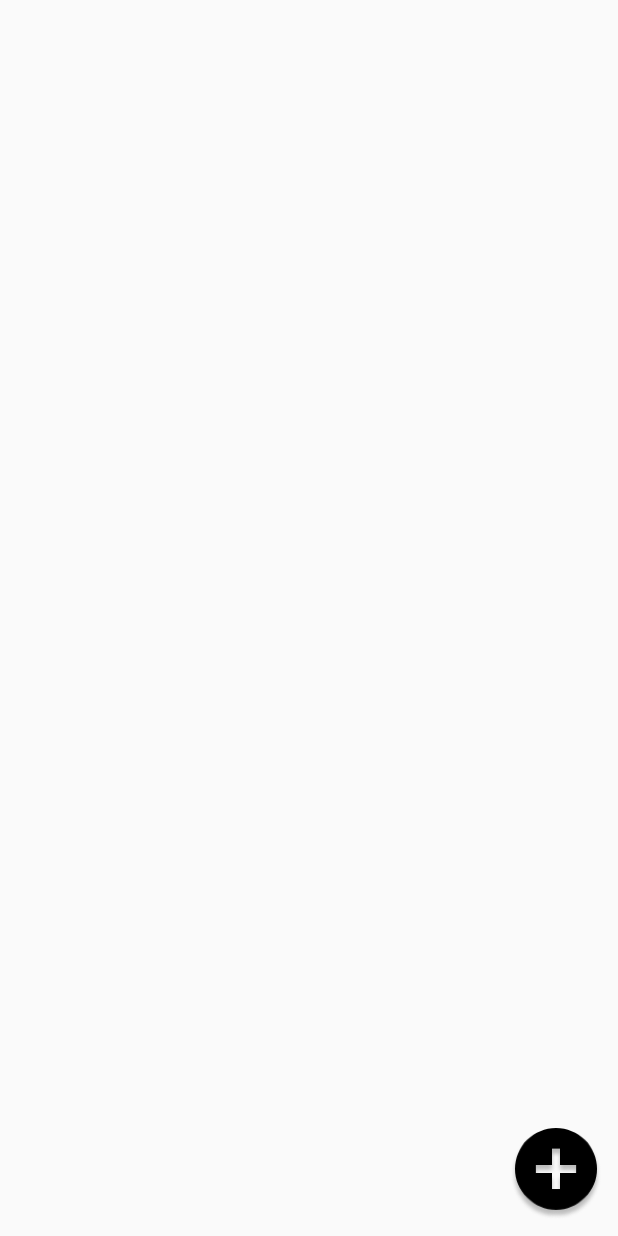
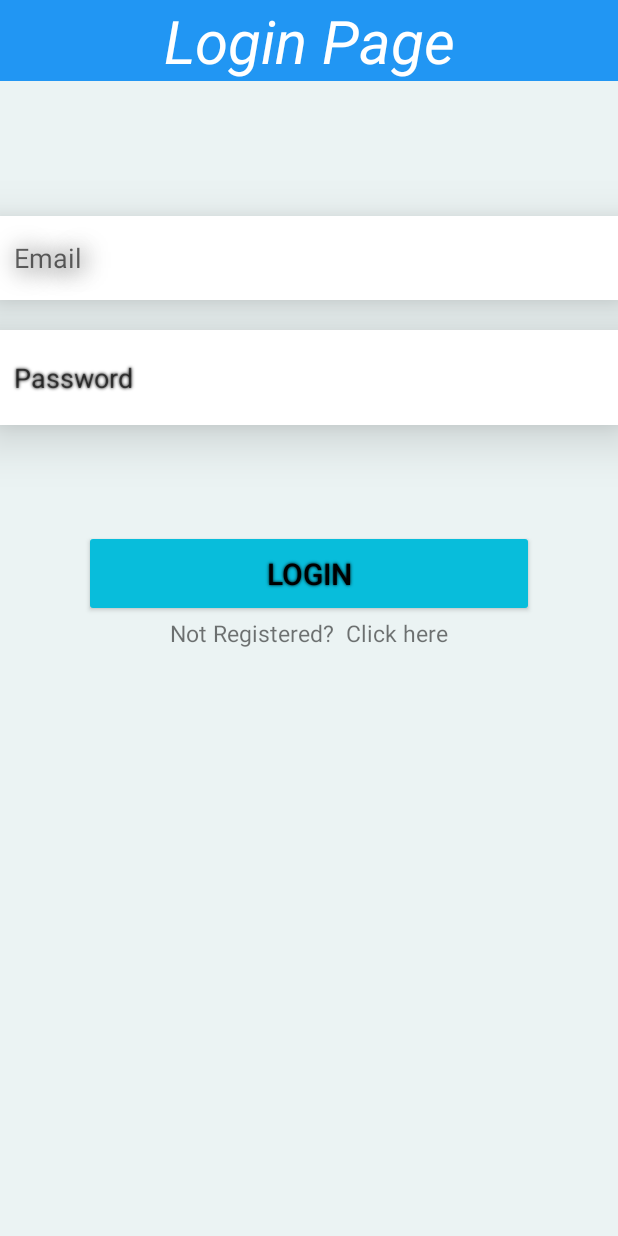
Before and after one commit to Pridudecool1211/laundrymanage, an Android app: the screen it shows after launch (MainActivity before the commit, logn after it), on a phone screen of 412 x 824 dp. Run offline under Robolectric (Android 15) with nearby library versions, the phone set to English and light mode, and no system bars; our stand-ins replace Firebase (no records; nobody signed in at launch, a user with empty details on screens opened directly).

Commit message:
buginfirebaseAuth

```diff
--- a/app/build.gradle
+++ b/app/build.gradle
@@ -1,4 +1,5 @@
 apply plugin: 'com.android.application'
+apply plugin: 'com.google.gms.google-services'
 
 android {
     compileSdkVersion 29
@@ -23,9 +24,12 @@ dependencies {
     implementation fileTree(dir: 'libs', include: ['*.jar'])
     implementation 'androidx.appcompat:appcompat:1.1.0'
     implementation 'androidx.constraintlayout:constraintlayout:1.1.3'
+
+    implementation 'com.google.firebase:firebase-auth:16.0.5'
     testImplementation 'junit:junit:4.12'
     androidTestImplementation 'androidx.test:runner:1.2.0'
     androidTestImplementation 'androidx.test.espresso:espresso-core:3.2.0'
+
 
     implementation "androidx.recyclerview:recyclerview:1.0.0"
     implementation 'com.android.support:appcompat-v7:27.1.1'
--- /dev/null
+++ b/app/src/main/java/com/example/laundry_manage/logn.java
@@ -0,0 +1,94 @@
+package com.example.laundry_manage;
+
+import androidx.annotation.NonNull;
+import androidx.appcompat.app.AppCompatActivity;
+
+import android.content.Intent;
+import android.os.Bundle;
+import android.util.Log;
+import android.view.View;
+import android.widget.Button;
+import android.widget.EditText;
+import android.widget.TextView;
+import android.widget.Toast;
+
+import com.google.android.gms.tasks.OnCompleteListener;
+import com.google.android.gms.tasks.Task;
+import com.google.firebase.auth.AuthResult;
+import com.google.firebase.auth.FirebaseAuth;
+import com.google.firebase.auth.FirebaseUser;
+
+
+
+public class logn extends AppCompatActivity {
+
+    EditText emal, Pass;
+    TextView forgot;
+    Button login;
+    FirebaseUser user;
+
+    private FirebaseAuth mAuth;
+    @Override
+    protected void onCreate(Bundle savedInstanceState) {
+        super.onCreate(savedInstanceState);
+        setContentView(R.layout.activity_logn);
+
+        mAuth=FirebaseAuth.getInstance();
+
+        emal = findViewById(R.id.login_email);
+        Pass = findViewById(R.id.login_pass);
+        login = findViewById(R.id.login);
+        forgot=findViewById(R.id.notreg);
+
+
+
+        login.setOnClickListener(new View.OnClickListener() {
+            @Override
+            public void onClick(View view) {
+                String email = emal.getText().toString();
+                String pass = Pass.getText().toString();
+                mAuth.signInWithEmailAndPassword(email, pass)
+                        .addOnCompleteListener(logn.this, new OnCompleteListener<AuthResult>() {
+                            @Override
+                            public void onComplete(@NonNull Task<AuthResult> task) {
+                                if (task.isSuccessful()) {
+                                    // Sign in success, update UI with the signed-in user's information
+                                    updateUI(user);
+                                } else {
+                                    // If sign in fails, display a message to the user.
+                                    Toast.makeText(logn.this, "Authentication failed: " + task.getException(),
+                                            Toast.LENGTH_SHORT).show();
+                                    updateUI(null);
+                                }
+                            }
+                        });
+
+            }
+            private void updateUI(FirebaseUser user) {
+                user = mAuth.getCurrentUser();
+                /*-------- Check if user is already logged in or not--------*/
+                if (user != null) {
+                    /*------------ If user's email is verified then access login -----------*/
+
+                        Toast.makeText(logn.this, "Login Success.",
+                                Toast.LENGTH_SHORT).show();
+                        startActivity(new Intent(logn.this, MainActivity.class));
+
+                }
+
+            }
+        });
+
+        forgot.setOnClickListener(new View.OnClickListener() {
+            @Override
+            public void onClick(View v) {
+                startActivity(new Intent(logn.this,signupActivity.class));
+            }
+        });
+
+
+
+
+    }
+
+}
--- /dev/null
+++ b/app/src/main/res/layout/activity_logn.xml
@@ -0,0 +1,80 @@
+<?xml version="1.0" encoding="utf-8"?>
+<LinearLayout
+    xmlns:android="http://schemas.android.com/apk/res/android"
+    xmlns:app="http://schemas.android.com/apk/res-auto"
+    xmlns:tools="http://schemas.android.com/tools"
+    android:layout_width="match_parent"
+    android:layout_height="match_parent"
+    android:weightSum="6"
+    android:background="#122D9C98"
+    android:orientation="vertical">
+
+    <TextView
+        android:layout_width="match_parent"
+        android:layout_height="wrap_content"
+        android:layout_gravity="center_horizontal"
+        android:text="Login Page"
+        android:background="#2196F3"
+        android:textAlignment="center"
+        android:textSize="40dp"
+        android:textStyle="italic"
+        android:layout_marginBottom="60dp"
+        android:textColor="#FFFFFF"/>
+
+    <ImageView
+        android:id="@+id/imageView"
+        android:layout_width="match_parent"
+        android:layout_height="wrap_content"
+        android:layout_marginBottom="30dp"
+        />
+
+    <EditText
+        android:id="@+id/login_email"
+        android:layout_width="match_parent"
+        android:layout_height="56dp"
+        android:layout_gravity="center_horizontal"
+        android:layout_marginBottom="20dp"
+        android:background="@android:color/white"
+        android:hint="  Email"
+        android:elevation="20dp"
+        android:shadowColor="#000000"
+        android:shadowDx="3"
+        android:shadowDy="2"
+        android:shadowRadius="20"/>
+
+    <EditText
+        android:id="@+id/login_pass"
+        android:layout_width="match_parent"
+        android:layout_height="63dp"
+        android:layout_gravity="center_horizontal"
+        android:background="@android:color/white"
+        android:hint="  Password"
+        android:elevation="20dp"
+        android:shadowColor="#000000"
+        android:shadowRadius="2"
+        android:inputType="textPassword" />
+
+    <Button
+        android:id="@+id/login"
+        android:layout_width="300dp"
+        android:layout_height="58dp"
+        android:layout_gravity="center_horizontal"
+        android:layout_marginTop="70dp"
+        android:backgroundTint="#08BDDB"
+        android:text="login"
+        android:textColor="#000000"
+        android:textSize="20dp"
+        android:elevation="20dp"
+        android:shadowColor="#000000"
+        android:shadowRadius="2" />
+
+    <TextView
+        android:id="@+id/notreg"
+        android:layout_width="194dp"
+        android:layout_height="wrap_content"
+        android:layout_gravity="center_horizontal"
+        android:textSize="15dp"
+        android:text="Not Registered?  Click here"
+        android:clickable="true"
+        android:textAlignment="center" />
+</LinearLayout>
--- a/build.gradle
+++ b/build.gradle
@@ -8,6 +8,7 @@ buildscript {
     }
     dependencies {
         classpath 'com.android.tools.build:gradle:3.5.3'
+        classpath 'com.google.gms:google-services:4.3.2'
 
         // NOTE: Do not place your application dependencies here; they belong
         // in the individual module build.gradle files
```
Also changed, not shown: app/src/main/AndroidManifest.xml (+5 -2 lines), app/src/main/java/com/example/laundry_manage/MainActivity.java (+7 -0 lines), app/src/main/java/com/example/laundry_manage/signupActivity.java (added, +96 -0 lines), app/src/main/res/layout/activity_signup.xml (added, +75 -0 lines).
